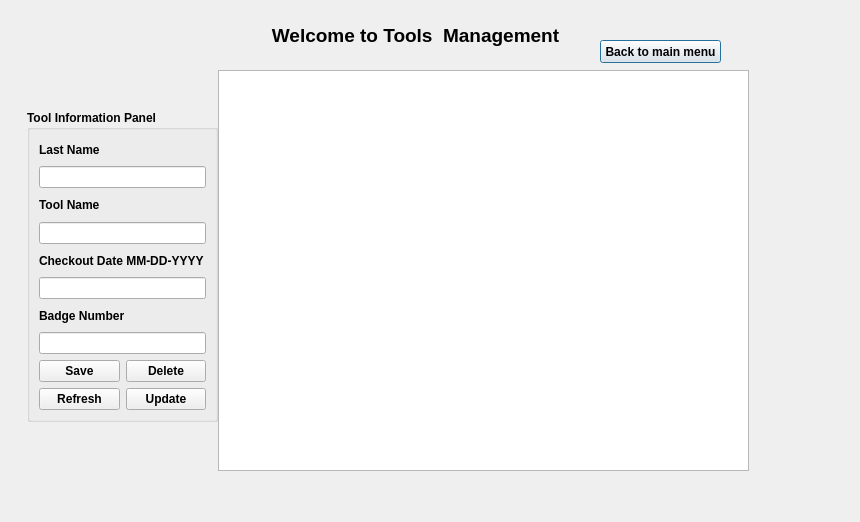
The window that Login/tools.ui (erynjohn/Employee-Database) describes before a commit, drawn with Qt 5.
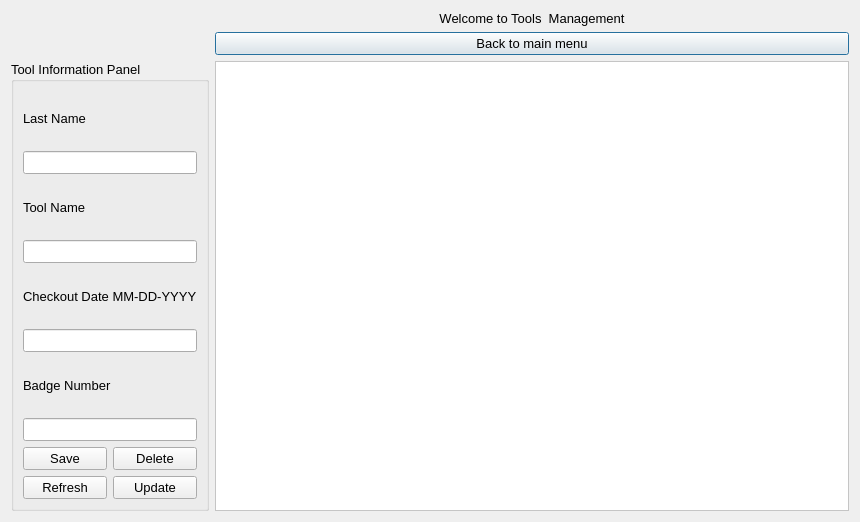
The same window after the commit.

Commit message: Layout mod

The edit to the form file:
```diff
--- a/Login/tools.ui
+++ b/Login/tools.ui
@@ -13,49 +13,19 @@
   <property name="windowTitle">
    <string>Dialog</string>
   </property>
-  <widget class="QPushButton" name="pushButton_Hback">
-   <property name="geometry">
-    <rect>
-     <x>600</x>
-     <y>40</y>
-     <width>121</width>
-     <height>23</height>
-    </rect>
-   </property>
-   <property name="font">
-    <font>
-     <weight>75</weight>
-     <bold>true</bold>
-    </font>
-   </property>
-   <property name="text">
-    <string>Back to main menu</string>
-   </property>
-  </widget>
-  <widget class="QTableView" name="tableView">
-   <property name="geometry">
-    <rect>
-     <x>218</x>
-     <y>70</y>
-     <width>531</width>
-     <height>401</height>
-    </rect>
-   </property>
-  </widget>
+  <property name="styleSheet">
+   <string notr="true"/>
+  </property>
+  <layout class="QFormLayout" name="formLayout">
+   <item row="0" column="1">
   <widget class="QLabel" name="label_2">
-   <property name="geometry">
-    <rect>
-     <x>220</x>
-     <y>10</y>
-     <width>391</width>
-     <height>51</height>
-    </rect>
-   </property>
    <property name="font">
     <font>
-     <pointsize>14</pointsize>
-     <weight>75</weight>
-     <bold>true</bold>
+       <family>MS Shell Dlg 2</family>
+       <pointsize>10</pointsize>
+       <weight>50</weight>
+       <italic>false</italic>
+       <bold>false</bold>
     </font>
    </property>
    <property name="text">
@@ -65,19 +35,32 @@
     <set>Qt::AlignCenter</set>
    </property>
   </widget>
+   </item>
+   <item row="3" column="1">
+    <widget class="QPushButton" name="pushButton_Hback">
+     <property name="font">
+      <font>
+       <family>MS Shell Dlg 2</family>
+       <pointsize>10</pointsize>
+       <weight>50</weight>
+       <italic>false</italic>
+       <bold>false</bold>
+      </font>
+     </property>
+     <property name="text">
+      <string>Back to main menu</string>
+     </property>
+    </widget>
+   </item>
+   <item row="4" column="0">
   <widget class="QGroupBox" name="groupBox">
-   <property name="geometry">
-    <rect>
-     <x>27</x>
-     <y>110</y>
-     <width>191</width>
-     <height>312</height>
-    </rect>
-   </property>
    <property name="font">
     <font>
-     <weight>75</weight>
-     <bold>true</bold>
+       <family>MS Shell Dlg 2</family>
+       <pointsize>10</pointsize>
+       <weight>50</weight>
+       <italic>false</italic>
+       <bold>false</bold>
     </font>
    </property>
    <property name="title">
@@ -184,6 +167,18 @@
     </item>
    </layout>
   </widget>
+   </item>
+   <item row="4" column="1">
+    <widget class="QTableView" name="tableView">
+     <property name="layoutDirection">
+      <enum>Qt::LeftToRight</enum>
+     </property>
+     <property name="styleSheet">
+      <string notr="true">background-color: rgb(255, 255, 255);</string>
+     </property>
+    </widget>
+   </item>
+  </layout>
  </widget>
  <resources/>
  <connections/>
```
Lines whose indentation alone changed are shown as unchanged. The commit also changes 5 other files.
